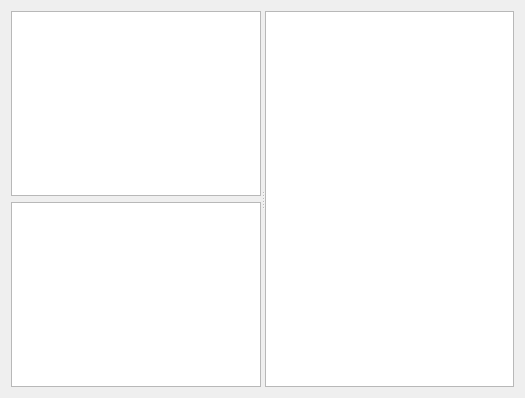
Old version of the form src/dontpanik/ui/kmainwidget.ui in the repository frankHa/dontpanic.
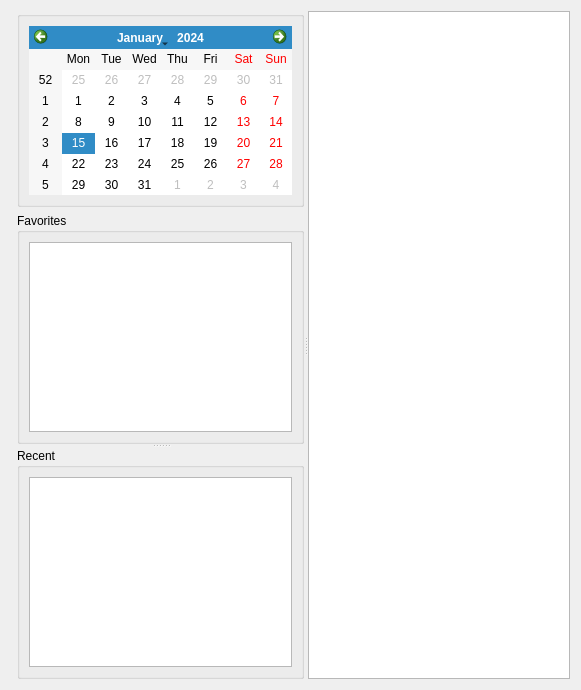
New version of the form.

Commit message: -updated the main widget design

The edit to the form file:
```diff
--- a/src/dontpanik/ui/kmainwidget.ui
+++ b/src/dontpanik/ui/kmainwidget.ui
@@ -6,26 +6,66 @@
    <rect>
     <x>0</x>
     <y>0</y>
-    <width>525</width>
-    <height>398</height>
+    <width>581</width>
+    <height>690</height>
    </rect>
   </property>
   <property name="windowTitle">
    <string>Form</string>
   </property>
-  <layout class="QHBoxLayout" name="horizontalLayout">
+  <layout class="QHBoxLayout" name="horizontalLayout_3">
    <item>
     <widget class="QSplitter" name="splitter">
      <property name="orientation">
+      <enum>Qt::Vertical</enum>
+     </property>
+    </widget>
+   </item>
+   <item>
+    <widget class="QSplitter" name="splitter_3">
+     <property name="orientation">
       <enum>Qt::Horizontal</enum>
      </property>
      <widget class="QWidget" name="">
-      <layout class="QVBoxLayout" name="verticalLayout">
+      <layout class="QVBoxLayout" name="verticalLayout_2">
        <item>
-        <widget class="QListView" name="listView"/>
+        <widget class="QGroupBox" name="groupBox_2">
+         <property name="title">
+          <string/>
+         </property>
+         <layout class="QVBoxLayout" name="verticalLayout">
+          <item>
+           <widget class="QCalendarWidget" name="calendarWidget"/>
+          </item>
+         </layout>
+        </widget>
        </item>
        <item>
-        <widget class="QListView" name="listView_2"/>
+        <widget class="QSplitter" name="splitter_2">
+         <property name="orientation">
+          <enum>Qt::Vertical</enum>
+         </property>
+         <widget class="QGroupBox" name="Favorites">
+          <property name="title">
+           <string>Favorites</string>
+          </property>
+          <layout class="QHBoxLayout" name="horizontalLayout" stretch="0">
+           <item>
+            <widget class="QListView" name="listView_2"/>
+           </item>
+          </layout>
+         </widget>
+         <widget class="QGroupBox" name="groupBox">
+          <property name="title">
+           <string>Recent</string>
+          </property>
+          <layout class="QHBoxLayout" name="horizontalLayout_2" stretch="0">
+           <item>
+            <widget class="QListView" name="listView"/>
+           </item>
+          </layout>
+         </widget>
+        </widget>
        </item>
       </layout>
      </widget>
```
The commit also changes 3 other files.
